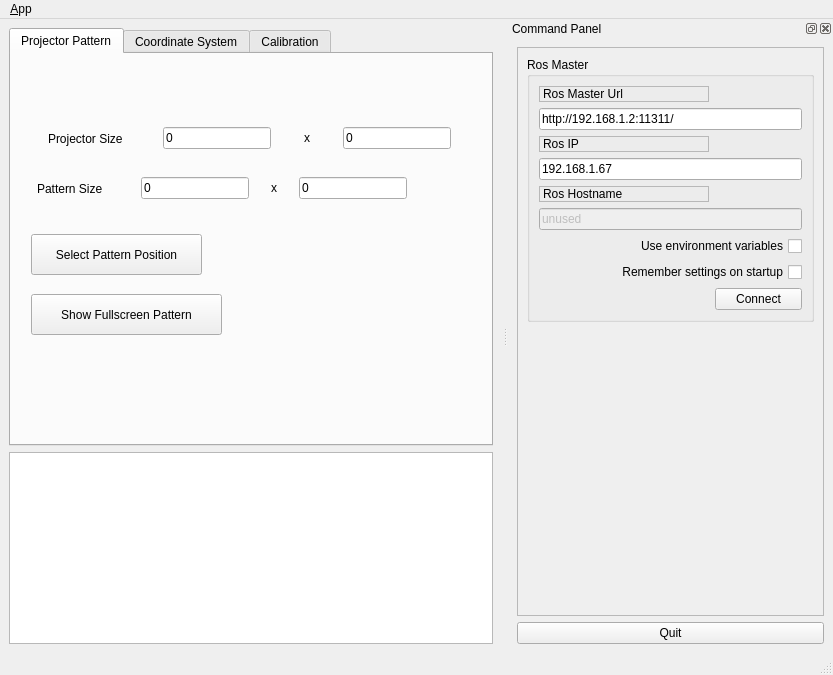
Above: ui/main_window.ui from NikolasE/projector_calibration before the change. Below: the same form after it.
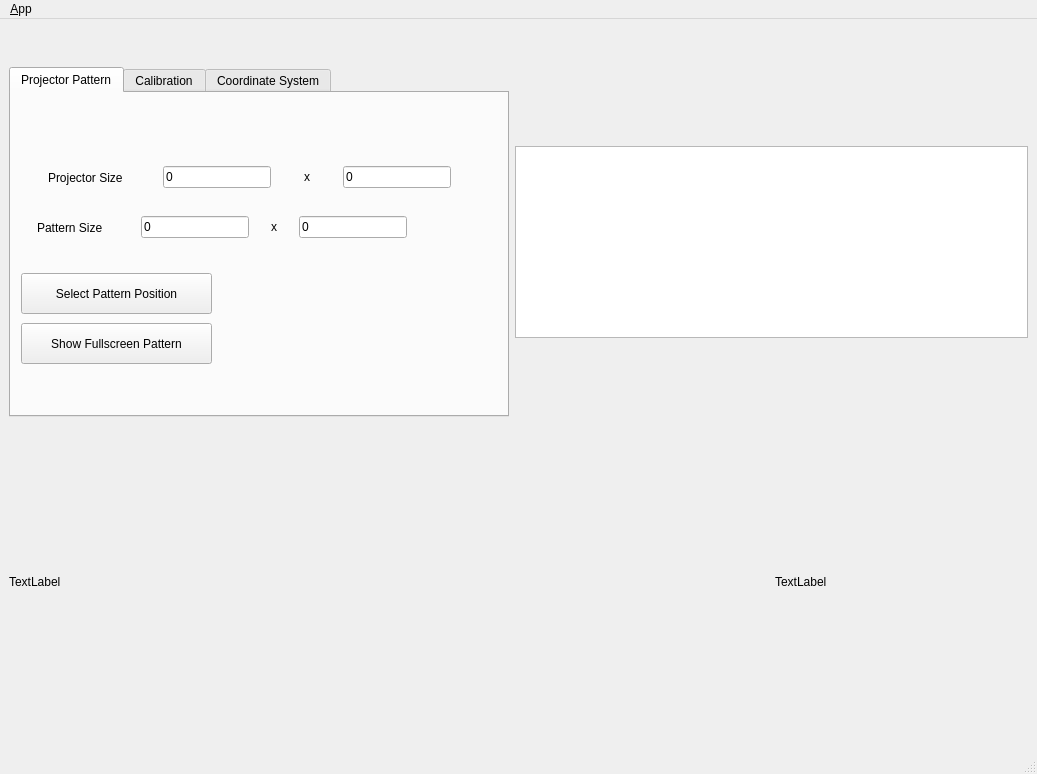
That is the form after the change. Icons and pictures are not drawn.

Commit message: replaced cv::namedwindow with images on the gui, user can now select between fullscreen pattern and smaller area for simpler calibration of larger projectionareas, number of internal corners in marker are now a config-parameter and can also be changed with the gui

```diff
--- a/ui/main_window.ui
+++ b/ui/main_window.ui
@@ -2,30 +2,33 @@
 <ui version="4.0">
  <class>MainWindowDesign</class>
  <widget class="QMainWindow" name="MainWindowDesign">
+  <property name="enabled">
+   <bool>true</bool>
+  </property>
   <property name="geometry">
    <rect>
     <x>0</x>
     <y>0</y>
-    <width>833</width>
-    <height>675</height>
+    <width>1037</width>
+    <height>774</height>
    </rect>
   </property>
   <property name="sizePolicy">
-   <sizepolicy hsizetype="Fixed" vsizetype="Fixed">
+   <sizepolicy hsizetype="Preferred" vsizetype="Preferred">
     <horstretch>0</horstretch>
     <verstretch>0</verstretch>
    </sizepolicy>
   </property>
   <property name="minimumSize">
    <size>
-    <width>833</width>
-    <height>675</height>
+    <width>500</width>
+    <height>500</height>
    </size>
   </property>
   <property name="maximumSize">
    <size>
-    <width>833</width>
-    <height>675</height>
+    <width>2000</width>
+    <height>2000</height>
    </size>
   </property>
   <property name="windowTitle">
@@ -40,18 +43,20 @@
   </property>
   <widget class="QWidget" name="centralwidget">
    <layout class="QGridLayout" name="gridLayout_2">
-    <item row="1" column="0">
-     <widget class="QListView" name="view_logging">
-      <property name="sizePolicy">
-       <sizepolicy hsizetype="Expanding" vsizetype="Fixed">
-        <horstretch>0</horstretch>
-        <verstretch>0</verstretch>
-       </sizepolicy>
-      </property>
-     </widget>
-    </item>
     <item row="0" column="0">
      <widget class="QTabWidget" name="tab_manager">
+      <property name="sizePolicy">
+       <sizepolicy hsizetype="Preferred" vsizetype="Preferred">
+        <horstretch>0</horstretch>
+        <verstretch>0</verstretch>
+       </sizepolicy>
+      </property>
+      <property name="minimumSize">
+       <size>
+        <width>500</width>
+        <height>350</height>
+       </size>
+      </property>
       <property name="currentIndex">
        <number>0</number>
       </property>
@@ -71,8 +76,8 @@
        <widget class="QPushButton" name="pushButton">
         <property name="geometry">
          <rect>
-          <x>20</x>
-          <y>240</y>
+          <x>10</x>
+          <y>230</y>
           <width>191</width>
           <height>41</height>
          </rect>
@@ -84,9 +89,9 @@
        <widget class="QPushButton" name="pushButton_2">
         <property name="geometry">
          <rect>
-          <x>20</x>
+          <x>10</x>
           <y>180</y>
-          <width>171</width>
+          <width>191</width>
           <height>41</height>
          </rect>
         </property>
@@ -265,50 +270,6 @@
         </layout>
        </widget>
       </widget>
-      <widget class="QWidget" name="tab">
-       <attribute name="title">
-        <string>Coordinate System</string>
-       </attribute>
-       <widget class="QPushButton" name="pushButton_3">
-        <property name="geometry">
-         <rect>
-          <x>20</x>
-          <y>40</y>
-          <width>211</width>
-          <height>61</height>
-         </rect>
-        </property>
-        <property name="text">
-         <string>Load from file</string>
-        </property>
-       </widget>
-       <widget class="QPushButton" name="pushButton_4">
-        <property name="geometry">
-         <rect>
-          <x>20</x>
-          <y>120</y>
-          <width>211</width>
-          <height>61</height>
-         </rect>
-        </property>
-        <property name="text">
-         <string>Detect printed marker</string>
-        </property>
-       </widget>
-       <widget class="QPushButton" name="pushButton_5">
-        <property name="geometry">
-         <rect>
-          <x>20</x>
-          <y>200</y>
-          <width>211</width>
-          <height>61</height>
-         </rect>
-        </property>
-        <property name="text">
-         <string>Detect projected Pattern</string>
-        </property>
-       </widget>
-      </widget>
       <widget class="QWidget" name="tab_2">
        <attribute name="title">
         <string>Calibration</string>
@@ -366,6 +327,110 @@
         </property>
        </widget>
       </widget>
+      <widget class="QWidget" name="tab">
+       <attribute name="title">
+        <string>Coordinate System</string>
+       </attribute>
+       <widget class="QPushButton" name="pushButton_3">
+        <property name="geometry">
+         <rect>
+          <x>20</x>
+          <y>40</y>
+          <width>211</width>
+          <height>61</height>
+         </rect>
+        </property>
+        <property name="text">
+         <string>Load from file</string>
+        </property>
+       </widget>
+       <widget class="QPushButton" name="pushButton_4">
+        <property name="geometry">
+         <rect>
+          <x>20</x>
+          <y>120</y>
+          <width>211</width>
+          <height>61</height>
+         </rect>
+        </property>
+        <property name="text">
+         <string>Detect printed marker</string>
+        </property>
+       </widget>
+       <widget class="QPushButton" name="pushButton_5">
+        <property name="geometry">
+         <rect>
+          <x>20</x>
+          <y>200</y>
+          <width>211</width>
+          <height>61</height>
+         </rect>
+        </property>
+        <property name="text">
+         <string>Detect projected Pattern</string>
+        </property>
+       </widget>
+      </widget>
+     </widget>
+    </item>
+    <item row="2" column="0">
+     <widget class="QLabel" name="lb_kinect_image">
+      <property name="sizePolicy">
+       <sizepolicy hsizetype="Preferred" vsizetype="Fixed">
+        <horstretch>0</horstretch>
+        <verstretch>0</verstretch>
+       </sizepolicy>
+      </property>
+      <property name="minimumSize">
+       <size>
+        <width>320</width>
+        <height>240</height>
+       </size>
+      </property>
+      <property name="maximumSize">
+       <size>
+        <width>320</width>
+        <height>240</height>
+       </size>
+      </property>
+      <property name="text">
+       <string>TextLabel</string>
+      </property>
+     </widget>
+    </item>
+    <item row="2" column="2">
+     <widget class="QLabel" name="lb_img_2">
+      <property name="sizePolicy">
+       <sizepolicy hsizetype="Preferred" vsizetype="Fixed">
+        <horstretch>0</horstretch>
+        <verstretch>0</verstretch>
+       </sizepolicy>
+      </property>
+      <property name="minimumSize">
+       <size>
+        <width>0</width>
+        <height>0</height>
+       </size>
+      </property>
+      <property name="maximumSize">
+       <size>
+        <width>1000</width>
+        <height>1000</height>
+       </size>
+      </property>
+      <property name="text">
+       <string>TextLabel</string>
+      </property>
+     </widget>
+    </item>
+    <item row="0" column="1" colspan="2">
+     <widget class="QListView" name="view_logging">
+      <property name="sizePolicy">
+       <sizepolicy hsizetype="Expanding" vsizetype="Fixed">
+        <horstretch>0</horstretch>
+        <verstretch>0</verstretch>
+       </sizepolicy>
+      </property>
      </widget>
     </item>
    </layout>
@@ -375,7 +440,7 @@
     <rect>
      <x>0</x>
      <y>0</y>
-     <width>833</width>
+     <width>1037</width>
      <height>25</height>
     </rect>
    </property>
@@ -393,204 +458,6 @@
    <addaction name="menu_File"/>
   </widget>
   <widget class="QStatusBar" name="statusbar"/>
-  <widget class="QDockWidget" name="dock_status">
-   <property name="sizePolicy">
-    <sizepolicy hsizetype="Minimum" vsizetype="Preferred">
-     <horstretch>0</horstretch>
-     <verstretch>0</verstretch>
-    </sizepolicy>
-   </property>
-   <property name="minimumSize">
-    <size>
-     <width>325</width>
-     <height>395</height>
-    </size>
-   </property>
-   <property name="allowedAreas">
-    <set>Qt::RightDockWidgetArea</set>
-   </property>
-   <property name="windowTitle">
-    <string>Command Panel</string>
-   </property>
-   <attribute name="dockWidgetArea">
-    <number>2</number>
-   </attribute>
-   <widget class="QWidget" name="dockWidgetContents_2">
-    <layout class="QVBoxLayout" name="verticalLayout">
-     <item>
-      <widget class="QFrame" name="frame">
-       <property name="sizePolicy">
-        <sizepolicy hsizetype="Minimum" vsizetype="Preferred">
-         <horstretch>0</horstretch>
-         <verstretch>0</verstretch>
-        </sizepolicy>
-       </property>
-       <property name="frameShape">
-        <enum>QFrame::StyledPanel</enum>
-       </property>
-       <property name="frameShadow">
-        <enum>QFrame::Raised</enum>
-       </property>
-       <layout class="QVBoxLayout" name="verticalLayout_3">
-        <item>
-         <widget class="QGroupBox" name="groupBox">
-          <property name="title">
-           <string>Ros Master</string>
-          </property>
-          <layout class="QGridLayout" name="gridLayout">
-           <item row="0" column="0">
-            <widget class="QLabel" name="label">
-             <property name="frameShape">
-              <enum>QFrame::StyledPanel</enum>
-             </property>
-             <property name="frameShadow">
-              <enum>QFrame::Raised</enum>
-             </property>
-             <property name="text">
-              <string>Ros Master Url</string>
-             </property>
-            </widget>
-           </item>
-           <item row="1" column="0" colspan="2">
-            <widget class="QLineEdit" name="line_edit_master">
-             <property name="text">
-              <string>http://192.168.1.2:11311/</string>
-             </property>
-            </widget>
-           </item>
-           <item row="2" column="0">
-            <widget class="QLabel" name="label_2">
-             <property name="frameShape">
-              <enum>QFrame::StyledPanel</enum>
-             </property>
-             <property name="frameShadow">
-              <enum>QFrame::Raised</enum>
-             </property>
-             <property name="text">
-              <string>Ros IP</string>
-             </property>
-            </widget>
-           </item>
-           <item row="3" column="0" colspan="2">
-            <widget class="QLineEdit" name="line_edit_host">
-             <property name="text">
-              <string>192.168.1.67</string>
-             </property>
-            </widget>
-           </item>
-           <item row="4" column="0">
-            <widget class="QLabel" name="label_3">
-             <property name="frameShape">
-              <enum>QFrame::StyledPanel</enum>
-             </property>
-             <property name="frameShadow">
-              <enum>QFrame::Raised</enum>
-             </property>
-             <property name="text">
-              <string>Ros Hostname</string>
-             </property>
-            </widget>
-           </item>
-           <item row="5" column="0" colspan="2">
-            <widget class="QLineEdit" name="line_edit_topic">
-             <property name="enabled">
-              <bool>false</bool>
-             </property>
-             <property name="text">
-              <string>unused</string>
-             </property>
-            </widget>
-           </item>
-           <item row="6" column="0" colspan="2">
-            <widget class="QCheckBox" name="checkbox_use_environment">
-             <property name="layoutDirection">
-              <enum>Qt::RightToLeft</enum>
-             </property>
-             <property name="text">
-              <string>Use environment variables</string>
-             </property>
-            </widget>
-           </item>
-           <item row="7" column="0" colspan="2">
-            <widget class="QCheckBox" name="checkbox_remember_settings">
-             <property name="layoutDirection">
-              <enum>Qt::RightToLeft</enum>
-             </property>
-             <property name="text">
-              <string>Remember settings on startup</string>
-             </property>
-            </widget>
-           </item>
-           <item row="8" column="0">
-            <spacer name="horizontalSpacer">
-             <property name="orientation">
-              <enum>Qt::Horizontal</enum>
-             </property>
-             <property name="sizeHint" stdset="0">
-              <size>
-               <width>170</width>
-               <height>21</height>
-              </size>
-             </property>
-            </spacer>
-           </item>
-           <item row="8" column="1">
-            <widget class="QPushButton" name="button_connect">
-             <property name="enabled">
-              <bool>true</bool>
-             </property>
-             <property name="sizePolicy">
-              <sizepolicy hsizetype="MinimumExpanding" vsizetype="Fixed">
-               <horstretch>0</horstretch>
-               <verstretch>0</verstretch>
-              </sizepolicy>
-             </property>
-             <property name="toolTip">
-              <string>Set the target to the current joint trajectory state.</string>
-             </property>
-             <property name="statusTip">
-              <string>Clear all waypoints and set the target to the current joint trajectory state.</string>
-             </property>
-             <property name="text">
-              <string>Connect</string>
-             </property>
-            </widget>
-           </item>
-          </layout>
-         </widget>
-        </item>
-        <item>
-         <spacer name="verticalSpacer_3">
-          <property name="orientation">
-           <enum>Qt::Vertical</enum>
-          </property>
-          <property name="sizeHint" stdset="0">
-           <size>
-            <width>20</width>
-            <height>233</height>
-           </size>
-          </property>
-         </spacer>
-        </item>
-       </layout>
-      </widget>
-     </item>
-     <item>
-      <widget class="QPushButton" name="quit_button">
-       <property name="sizePolicy">
-        <sizepolicy hsizetype="MinimumExpanding" vsizetype="Fixed">
-         <horstretch>0</horstretch>
-         <verstretch>0</verstretch>
-        </sizepolicy>
-       </property>
-       <property name="text">
-        <string>Quit</string>
-       </property>
-      </widget>
-     </item>
-    </layout>
-   </widget>
-  </widget>
   <action name="action_Quit">
    <property name="text">
     <string>&amp;Quit</string>
```
Left out of the diff: 59 changed lines with no effect on the pictures. The commit also changes 9 other files.
